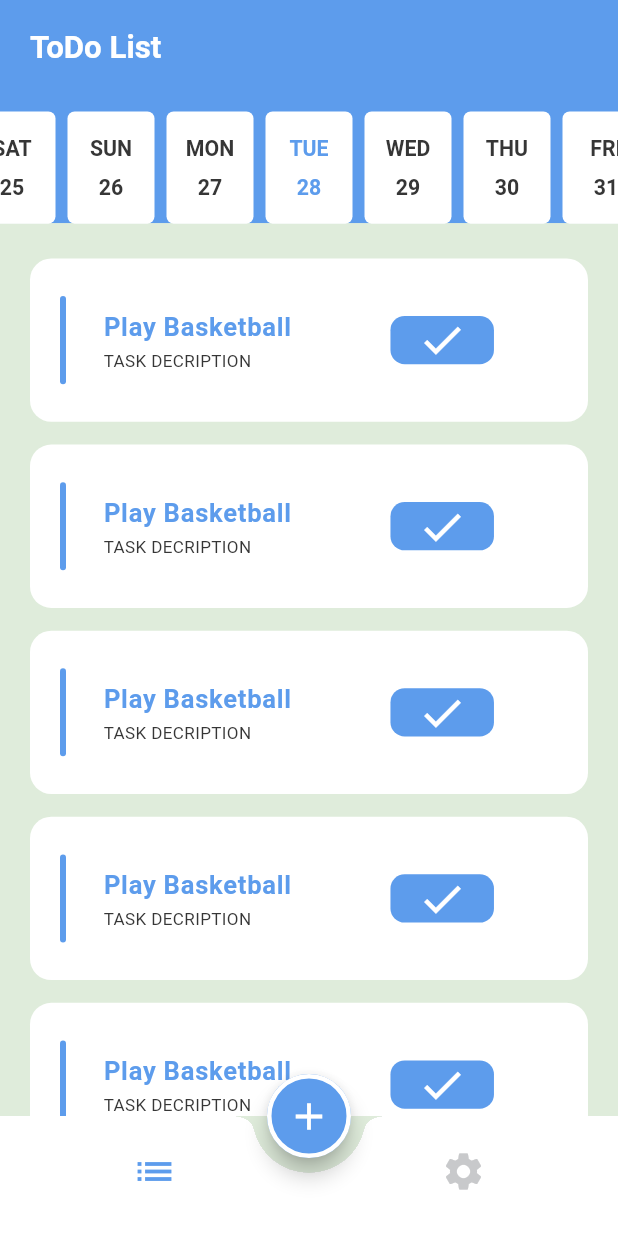
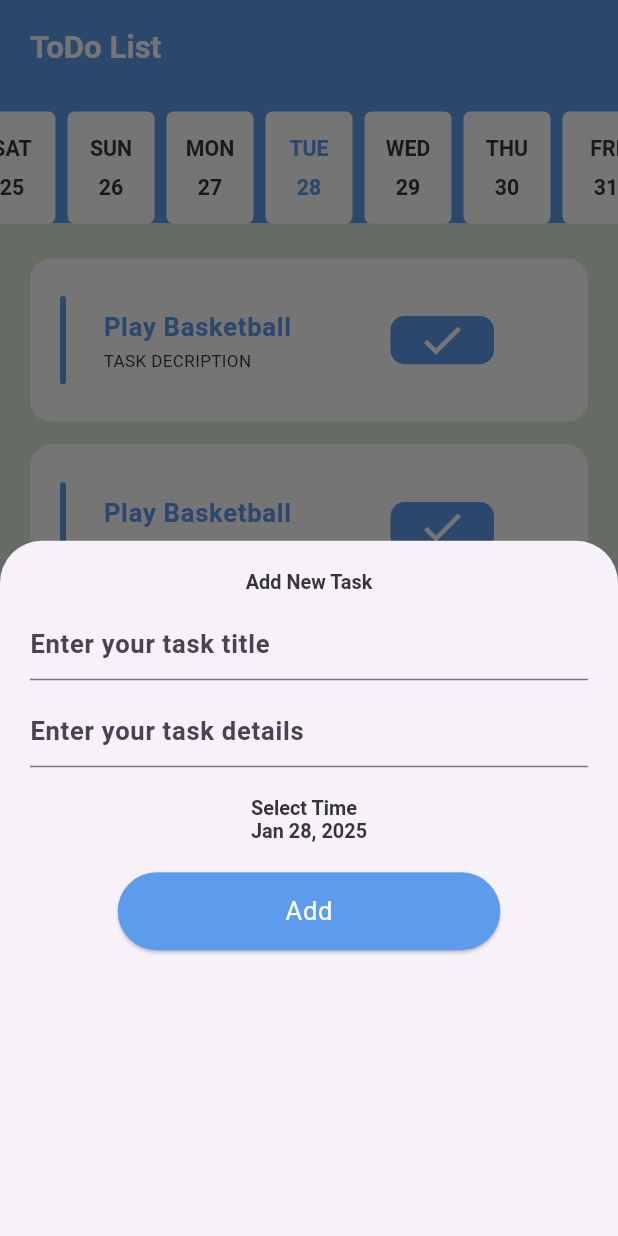
Before and after one commit to KarimYasser15/todo_app, a Flutter app: the screen it shows after launch, after a tap on the "add" icon, on a phone screen of 412 x 824 dp. Run offline on Flutter 3.47's test engine with Material 3 defaults, Android fonts, the phone set to English and light mode, and no system bars; drawn by our look-alikes of easy_date_timeline; our stand-ins replace flutter_screenutil; generated files the repository leaves out were written again.

Commit message:
Finished Add Task Bottom Sheet

```diff
--- a/lib/l10n/app_ar.arb
+++ b/lib/l10n/app_ar.arb
@@ -11,6 +11,7 @@
   "saveChanges": "حقظ التغييرات",
   "selectTime": "اختر الوقت",
   "enterYourTask": "اكتب اسم المهمة",
+  "enterYourTaskDetails": "اكتب اسم تفاصيل المهمة",
   "light": "خافت",
   "dark": "مظلم"
 }
--- a/lib/l10n/app_en.arb
+++ b/lib/l10n/app_en.arb
@@ -10,7 +10,8 @@
   "editTask": "Edit Task",
   "saveChanges": "Save Changes",
   "selectTime": "Select Time",
-  "enterYourTask": "Enter your task",
+  "enterYourTask": "Enter your task title",
+  "enterYourTaskDetails": "Enter your task details",
   "light": "Light",
   "dark": "Dark"
 }
--- a/lib/screens/home_screen.dart
+++ b/lib/screens/home_screen.dart
@@ -2,6 +2,7 @@ import 'package:flutter/material.dart';
 import 'package:todo/core/utils/colors_manager.dart';
 import 'package:todo/tabs/settings/settings_tab.dart';
 import 'package:flutter_screenutil/flutter_screenutil.dart';
+import 'package:todo/tabs/tasks/add_task_bottom_sheet.dart';
 
 import '../tabs/tasks/tasks_tab.dart';
 
@@ -32,13 +33,25 @@ class _HomeScreenState extends State<HomeScreen> {
                   selectedIndex = index;
                 }),
             items: [
-              BottomNavigationBarItem(icon: Icon(Icons.list,size: 30,), label: "Tasks"),
               BottomNavigationBarItem(
-                  icon: Icon(Icons.settings,size: 30,), label: "Settings")
+                  icon: Icon(
+                    Icons.list,
+                    size: 30,
+                  ),
+                  label: "Tasks"),
+              BottomNavigationBarItem(
+                  icon: Icon(
+                    Icons.settings,
+                    size: 30,
+                  ),
+                  label: "Settings")
             ]),
       ),
       floatingActionButton: FloatingActionButton(
-        onPressed: () {},
+        onPressed: () {
+          showModalBottomSheet(
+              context: context, builder: (context) => DefaultBottomSheet());
+        },
         child: Icon(
           Icons.add,
           color: ColorsManager.white,
--- /dev/null
+++ b/lib/tabs/tasks/add_task_bottom_sheet.dart
@@ -0,0 +1,103 @@
+import 'package:flutter/material.dart';
+import 'package:flutter_gen/gen_l10n/app_localizations.dart';
+import 'package:intl/intl.dart';
+import 'package:provider/provider.dart';
+import 'package:todo/core/utils/colors_manager.dart';
+import 'package:todo/tabs/settings/settings_provider.dart';
+import 'package:todo/widgets/default_submit_form_button.dart';
+import 'package:todo/widgets/default_text_form_field.dart';
+
+class DefaultBottomSheet extends StatefulWidget {
+  @override
+  State<DefaultBottomSheet> createState() => _DefaultBottomSheetState();
+}
+
+DateTime? selectedDate = DateTime.now();
+DateFormat dateFormatter = DateFormat.yMMMd();
+TextEditingController taskName = TextEditingController();
+TextEditingController taskDescription = TextEditingController();
+var formKey = GlobalKey<FormState>();
+
+class _DefaultBottomSheetState extends State<DefaultBottomSheet> {
+  @override
+  Widget build(BuildContext context) {
+    SettingsProvider settingsProvider = Provider.of<SettingsProvider>(context);
+    return Container(
+     // color: ColorsManager.white,
+      child: Form(
+        key: formKey,
+        child: Padding(
+          padding: EdgeInsets.all(20),
+          child: Column(
+            children: [
+              Text(
+                AppLocalizations.of(context)!.addNewTask,
+                style: Theme.of(context).textTheme.displayMedium,
+              ),
+              SizedBox(
+                height: 10,
+              ),
+              DefaultTextFormField(
+                hintText: AppLocalizations.of(context)!.enterYourTask,
+                controller: taskName,
+                validator: (value) {
+                  if (value == null || value.trim().isEmpty) {
+                    return "Please enter a title";
+                  }
+                  return null;
+                },
+              ),
+              SizedBox(
+                height: 10,
+              ),
+              DefaultTextFormField(
+                  hintText: AppLocalizations.of(context)!.enterYourTaskDetails,
+                  controller: taskDescription,
+                  validator: (value) {
+                    if (value == null || value.trim().isEmpty) {
+                      return "Please enter a description";
+                    }
+                    return null;
+                  }),
+              SizedBox(
+                height: 20,
+              ),
+              InkWell(
+                child: Text(
+                  "Select Time\n${dateFormatter.format(selectedDate!)}",
+                  style: Theme.of(context).textTheme.displayMedium,
+                ),
+                onTap: () async {
+                  DateTime? dateTime = await showDatePicker(
+                      context: context,
+                      locale: Locale(settingsProvider.language),
+                      initialEntryMode: DatePickerEntryMode.calendarOnly,
+                      currentDate: selectedDate,
+                      initialDate: selectedDate,
+                      firstDate: DateTime.now(),
+                      lastDate: DateTime.now().add(Duration(days: 365)));
+                  if (dateTime != null && dateTime != selectedDate) {
+                    setState(() {
+                      selectedDate = dateTime;
+                    });
+                  }
+                },
+              ),
+              SizedBox(
+                height: 20,
+              ),
+              DefaultSubmitFormButton(
+                  onPressed: () {
+                    if(formKey.currentState!.validate())
+                      {
+                        print("ADDED");
+                      }
+                  },
+                  label: "Add"),
+            ],
+          ),
+        ),
+      ),
+    );
+  }
+}
--- a/lib/tabs/tasks/tasks_tab.dart
+++ b/lib/tabs/tasks/tasks_tab.dart
@@ -1,7 +1,9 @@
 import 'package:flutter/material.dart';
+import 'package:provider/provider.dart';
 import 'package:todo/core/utils/colors_manager.dart';
 import 'package:flutter_screenutil/flutter_screenutil.dart';
 import 'package:easy_date_timeline/easy_date_timeline.dart';
+import 'package:todo/tabs/settings/settings_provider.dart';
 import 'package:todo/tabs/tasks/task_item.dart';
 
 class TasksTab extends StatelessWidget {
@@ -10,6 +12,7 @@ class TasksTab extends StatelessWidget {
   @override
   Widget build(BuildContext context) {
     TextTheme text = Theme.of(context).textTheme;
+    SettingsProvider settingsProvider = Provider.of<SettingsProvider>(context);
 
     return Column(
       children: [
@@ -31,6 +34,7 @@ class TasksTab extends StatelessWidget {
               padding: EdgeInsets.only(top: 70.h),
               child: SafeArea(
                 child: EasyInfiniteDateTimeLine(
+                  locale: settingsProvider.language,
                   showTimelineHeader: false,
                   firstDate: DateTime.now().subtract(Duration(days: 365)),
                   focusDate: DateTime.now(),
@@ -46,8 +50,10 @@ class TasksTab extends StatelessWidget {
                                     ? ColorsManager.white
                                     : ColorsManager.blackDark,
                             borderRadius: BorderRadius.circular(5.r)),
-                        dayStrStyle: text.headlineMedium!.copyWith(color: ColorsManager.primaryBlue),
-                        dayNumStyle: text.headlineMedium!.copyWith(color: ColorsManager.primaryBlue)),
+                        dayStrStyle: text.headlineMedium!
+                            .copyWith(color: ColorsManager.primaryBlue),
+                        dayNumStyle: text.headlineMedium!
+                            .copyWith(color: ColorsManager.primaryBlue)),
                     inactiveDayStyle: DayStyle(
                         decoration: BoxDecoration(
                             color:
@@ -55,8 +61,7 @@ class TasksTab extends StatelessWidget {
                                     ? ColorsManager.white
                                     : ColorsManager.blackDark,
                             borderRadius: BorderRadius.circular(5.r)),
-                        dayStrStyle:
-                        text.headlineMedium,
+                        dayStrStyle: text.headlineMedium,
                         dayNumStyle: text.headlineMedium),
                   ),
                 ),
@@ -65,10 +70,13 @@ class TasksTab extends StatelessWidget {
           ],
         ),
         Expanded(
-          child: ListView.builder(itemBuilder: (context, index) {
-            return TaskItem();
-          },itemCount: 10,
-          padding: EdgeInsets.only(top: 8.h),),
+          child: ListView.builder(
+            itemBuilder: (context, index) {
+              return TaskItem();
+            },
+            itemCount: 10,
+            padding: EdgeInsets.only(top: 8.h),
+          ),
         )
       ],
     );
--- /dev/null
+++ b/lib/widgets/default_submit_form_button.dart
@@ -0,0 +1,23 @@
+import 'package:flutter/material.dart';
+import 'package:todo/core/utils/colors_manager.dart';
+
+class DefaultSubmitFormButton extends StatelessWidget {
+  DefaultSubmitFormButton({required this.onPressed, required this.label});
+
+  String label;
+  void Function() onPressed;
+
+  @override
+  Widget build(BuildContext context) {
+    return ElevatedButton(
+      onPressed: onPressed,
+      child: Text(
+        label,
+        style: Theme.of(context).textTheme.bodyLarge!.copyWith(
+            color: ColorsManager.white, fontWeight: FontWeight.normal),
+      ),
+      style: ElevatedButton.styleFrom(
+          backgroundColor: ColorsManager.primaryBlue, fixedSize: Size(255, 52)),
+    );
+  }
+}
--- /dev/null
+++ b/lib/widgets/default_text_form_field.dart
@@ -0,0 +1,20 @@
+import 'package:flutter/material.dart';
+
+class DefaultTextFormField extends StatelessWidget {
+  String hintText;
+
+  String? Function(String?)? validator;
+  TextEditingController? controller;
+
+  DefaultTextFormField(
+      {required this.hintText, required this.controller, this.validator});
+
+  @override
+  Widget build(BuildContext context) {
+    return TextFormField(
+      decoration: InputDecoration(hintText: hintText),
+      controller: controller,
+      validator: validator,
+    );
+  }
+}
```
